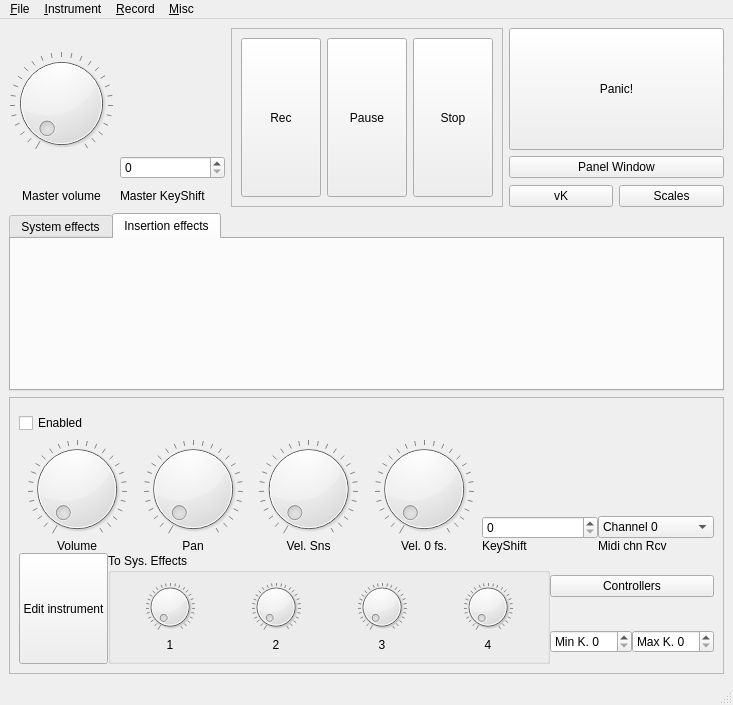
This is src/NewUI/masterUI.ui in saidinesh5/ZynAddSubFX as Qt 5 draws it before an edit. The edited form follows.
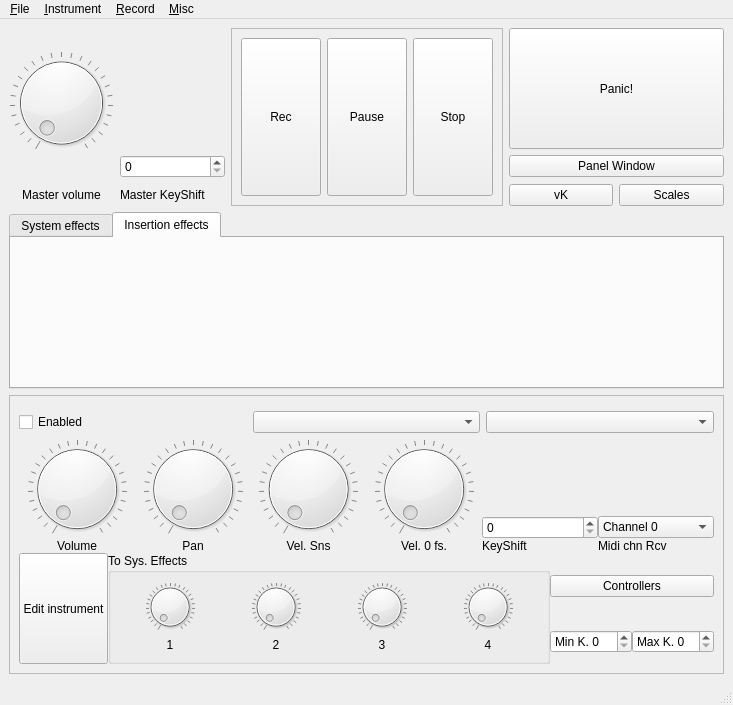
This is the edited form. Custom widgets are drawn as their Qt base class.

Patch:
```diff
--- a/src/NewUI/masterUI.ui
+++ b/src/NewUI/masterUI.ui
@@ -179,6 +179,8 @@
         <widget class="SiblingBar" name="partBar" native="true"/>
        </item>
        <item>
+        <layout class="QHBoxLayout" name="horizontalLayout_2">
+         <item>
         <widget class="CheckBox" name="enabledCheck">
          <property name="text">
           <string>Enabled</string>
@@ -189,6 +191,18 @@
         </widget>
        </item>
        <item>
+          <widget class="QComboBox" name="comboBox"/>
+         </item>
+         <item>
+          <widget class="ComboBox" name="comboBox_2">
+           <property name="controlId" stdset="0">
+            <string>BankInstrument</string>
+           </property>
+          </widget>
+         </item>
+        </layout>
+       </item>
+       <item>
         <widget class="QWidget" name="partWidget" native="true">
          <layout class="QVBoxLayout" name="verticalLayout_3">
           <property name="spacing">
@@ -632,6 +646,11 @@
    <extends>QCheckBox</extends>
    <header>checkbox.h</header>
   </customwidget>
+  <customwidget>
+   <class>ComboBox</class>
+   <extends>QComboBox</extends>
+   <header>combobox.h</header>
+  </customwidget>
  </customwidgets>
  <resources/>
  <connections>
```
Lines whose indentation alone changed are shown as unchanged.
